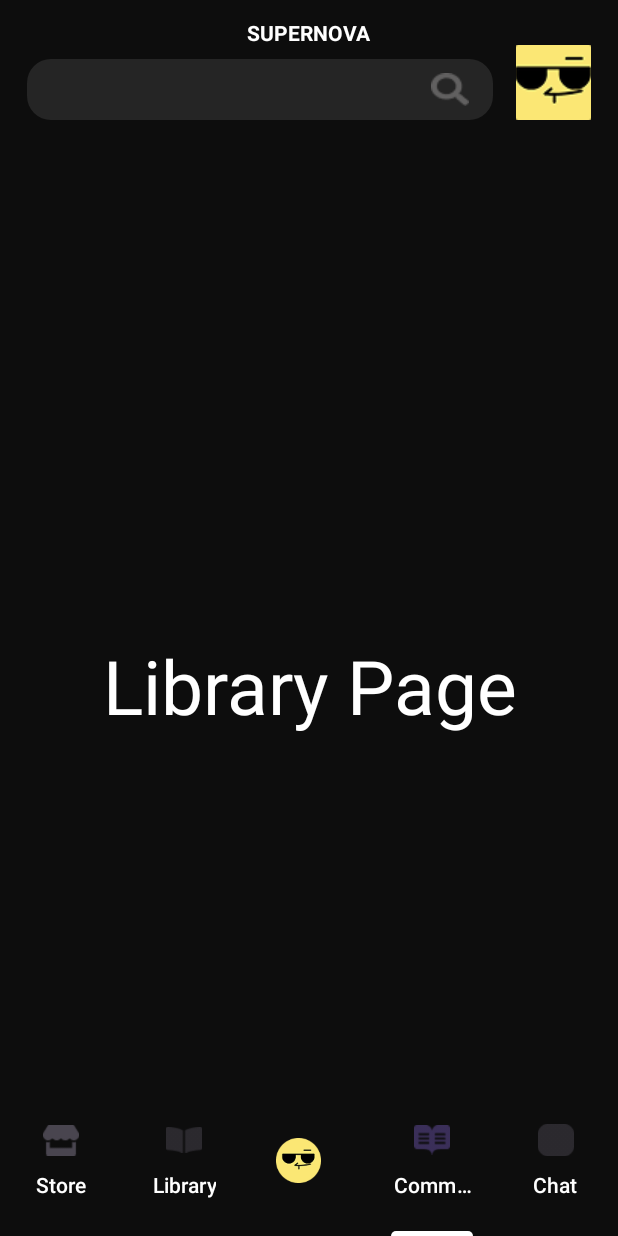
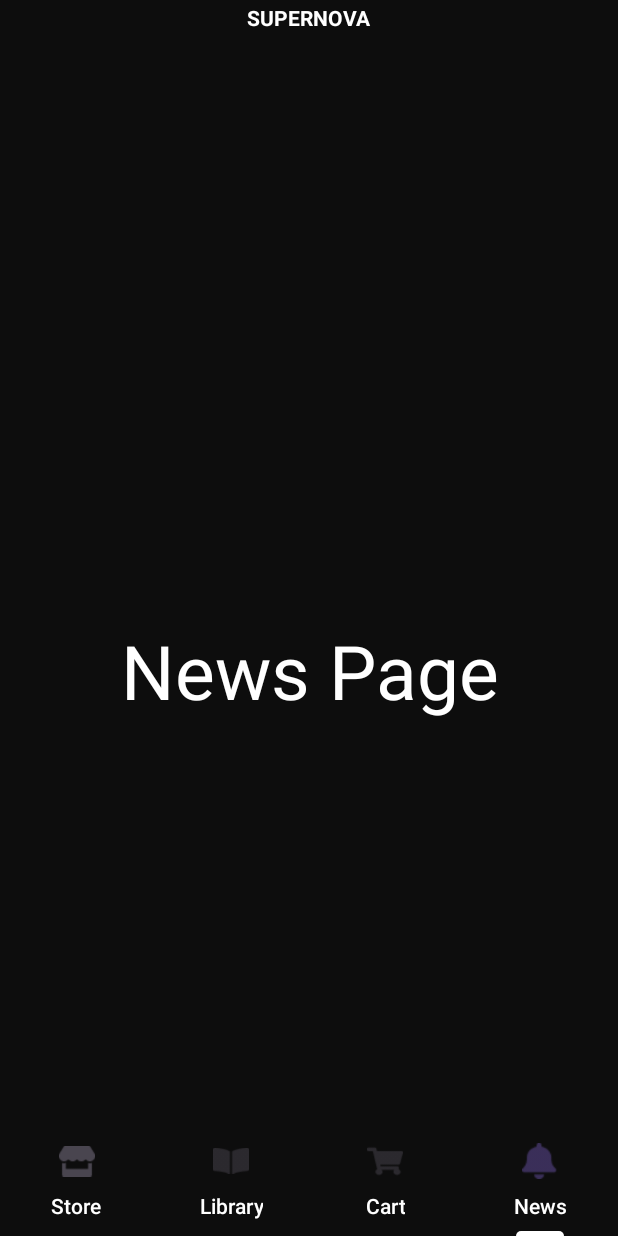
Before and after one commit to Lumiknows/SuperNovaApp, an Android app: the MainActivity screen opened directly, with no data from a screen before it, item 4 of the bottom bar chosen, on a phone screen of 412 x 824 dp. Run offline under Robolectric (Android 15) with nearby library versions, the light colour scheme and no system bars.

Commit message:
Remove community and chat in tablayout, add cart and news in tablayout

```diff
--- a/app/src/main/java/com/example/supernovaapp/MainActivity.java
+++ b/app/src/main/java/com/example/supernovaapp/MainActivity.java
@@ -29,15 +29,8 @@ public class MainActivity extends AppCompatActivity {
 
         tabLayout.addTab(tabLayout.newTab().setText("Store").setIcon(R.drawable.store));
         tabLayout.addTab(tabLayout.newTab().setText("Library").setIcon(R.drawable.library));
-
-        TabLayout.Tab profileTab = tabLayout.newTab().setIcon(R.drawable.defaultprof);
-        tabLayout.addTab(profileTab);
-        // Change the profile size to become slightly bigger than the other tab
-        View customView = getLayoutInflater().inflate(R.layout.custom_profile_tab, null);
-        profileTab.setCustomView(customView);
-
-        tabLayout.addTab(tabLayout.newTab().setText("Community").setIcon(R.drawable.community));
-        tabLayout.addTab(tabLayout.newTab().setText("Chat").setIcon(R.drawable.chat));
+        tabLayout.addTab(tabLayout.newTab().setText("Cart").setIcon(R.drawable.cart));
+        tabLayout.addTab(tabLayout.newTab().setText("News").setIcon(R.drawable.notif_bell));
 
         getSupportFragmentManager().beginTransaction().replace(R.id.framelayout, new StoreFragment())
                 .addToBackStack(null)
@@ -56,13 +49,10 @@ public class MainActivity extends AppCompatActivity {
                         fragment = new LibraryFragment();
                         break;
                     case 2:
-                        fragment = new ProfileFragment();
+                        fragment = new CartFragment();
                         break;
                     case 3:
-                        fragment = new CommunityFragment();
-                        break;
-                    case 4:
-                        fragment = new ChatFragment();
+                        fragment = new NotifFragment();
                         break;
                 }
 
--- a/app/src/main/res/layout/activity_main.xml
+++ b/app/src/main/res/layout/activity_main.xml
@@ -14,7 +14,7 @@
     <com.google.android.material.tabs.TabLayout
         android:id="@+id/bottom_tab_layout"
         android:layout_width="match_parent"
-        android:layout_height="100dp"
+        android:layout_height="wrap_content"
         android:layout_alignParentBottom="true"
         android:background="#0D0D0D"
         app:tabGravity="fill"
```
